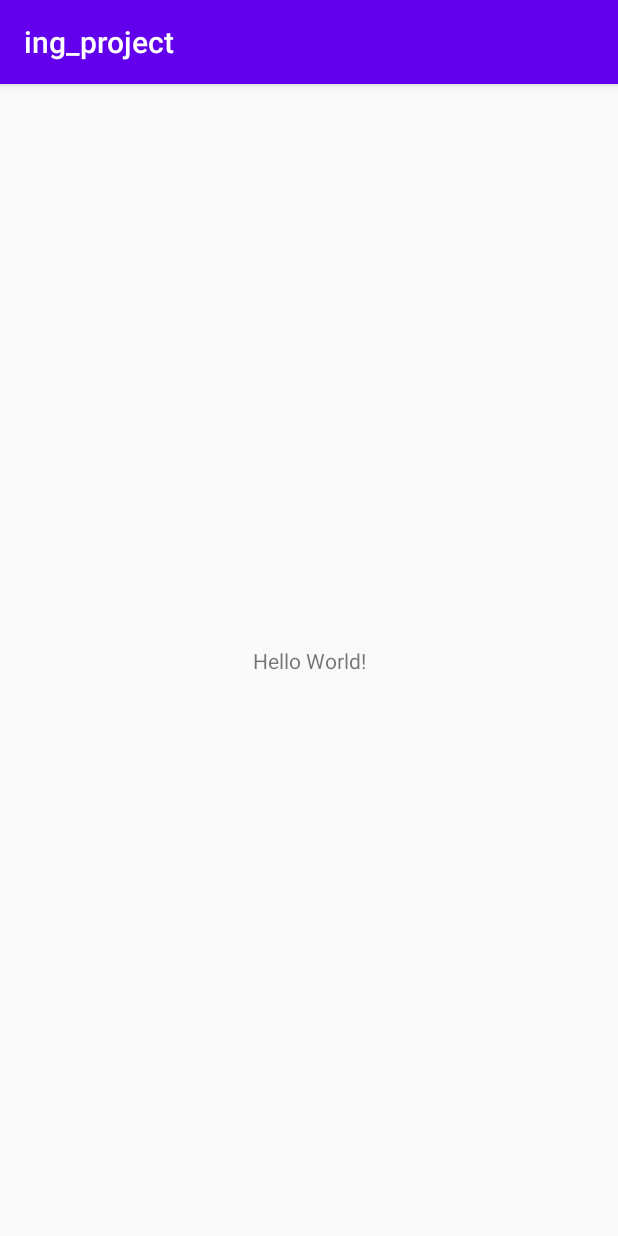
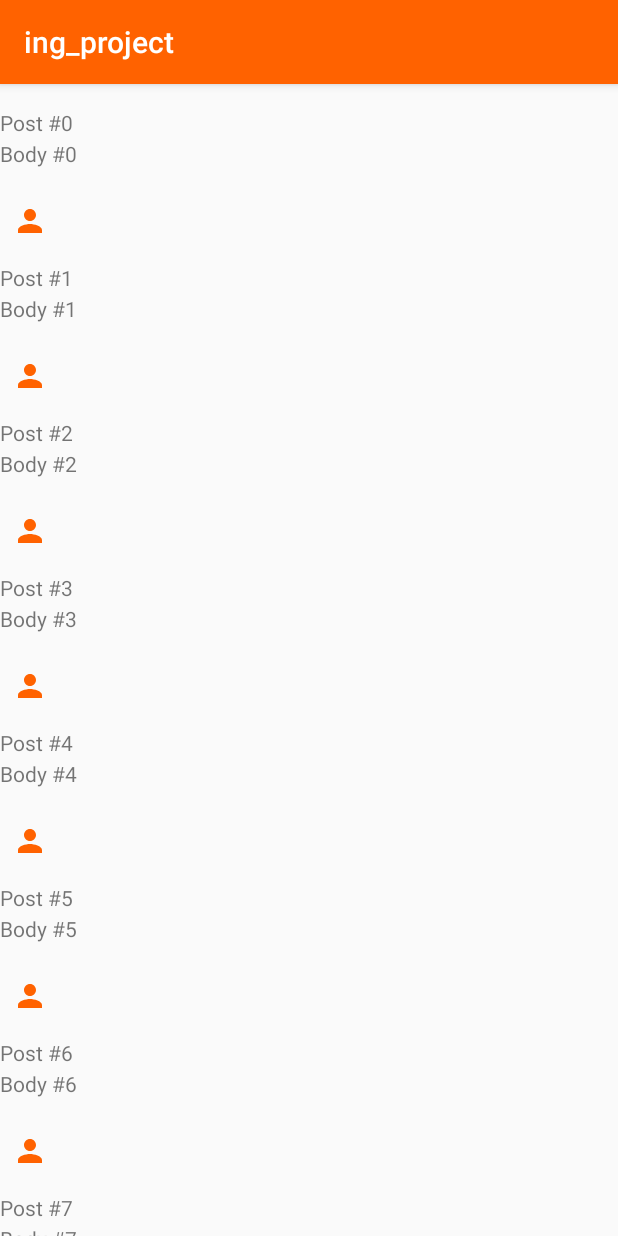
Before and after one commit to LSWarss/ing_project, an Android app: the screen it shows after launch (MainActivity), on a phone screen of 412 x 824 dp. Run offline under Robolectric (Android 15) with nearby library versions, the phone set to English and light mode, and no system bars.

Commit message:
Added recycler view with dummy text post right now Closes #3

```diff
--- a/app/build.gradle
+++ b/app/build.gradle
@@ -34,4 +34,10 @@ dependencies {
     testImplementation 'junit:junit:4.12'
     androidTestImplementation 'androidx.test.ext:junit:1.1.1'
     androidTestImplementation 'androidx.test.espresso:espresso-core:3.2.0'
+
+    implementation 'androidx.recyclerview:recyclerview:1.1.0'
+
+    implementation 'com.squareup.retrofit2:retrofit:2.5.0'
+    implementation 'com.squareup.retrofit2:converter-gson:2.4.0'
+
 }
--- a/app/src/main/java/com/lswarss/ing_project/MainActivity.kt
+++ b/app/src/main/java/com/lswarss/ing_project/MainActivity.kt
@@ -2,11 +2,24 @@ package com.lswarss.ing_project
 
 import androidx.appcompat.app.AppCompatActivity
 import android.os.Bundle
+import androidx.recyclerview.widget.LinearLayoutManager
+import kotlinx.android.synthetic.main.activity_main.*
 
 class MainActivity : AppCompatActivity() {
 
     override fun onCreate(savedInstanceState: Bundle?) {
         super.onCreate(savedInstanceState)
         setContentView(R.layout.activity_main)
+
+        val posts = mutableListOf<Post>()
+        for(i in 0 .. 100){
+            posts.add(Post(i,i,"Post #${i}", "Body #${i}"))
+        }
+
+        recyclerView.apply{
+            layoutManager = LinearLayoutManager(this@MainActivity)
+            adapter = PostsAdapter(posts)
+        }
+
     }
 }
--- /dev/null
+++ b/app/src/main/java/com/lswarss/ing_project/Post.kt
@@ -0,0 +1,8 @@
+package com.lswarss.ing_project
+
+data class Post(
+    val userId : Int,
+    val id : Int,
+    val title : String,
+    val body : String
+    )
--- /dev/null
+++ b/app/src/main/java/com/lswarss/ing_project/PostsAdapter.kt
@@ -0,0 +1,29 @@
+package com.lswarss.ing_project
+
+import android.view.LayoutInflater
+import android.view.View
+import android.view.ViewGroup
+import android.widget.TextView
+import androidx.recyclerview.widget.RecyclerView
+import kotlinx.android.synthetic.main.post_fragment.view.*
+
+class PostsAdapter(private val posts: MutableList<Post>) : RecyclerView.Adapter<PostsAdapter.ViewHolder>() {
+
+    class ViewHolder(itemView: View) : RecyclerView.ViewHolder(itemView){
+            val title: TextView = itemView.post_title
+            val body: TextView= itemView.post_body
+    }
+
+    override fun onCreateViewHolder(parent: ViewGroup, viewType: Int): ViewHolder {
+        val view = LayoutInflater.from(parent.context).inflate(R.layout.post_fragment, parent, false)
+        return ViewHolder(view)
+    }
+
+    override fun getItemCount() = posts.size
+
+    override fun onBindViewHolder(holder: ViewHolder, position: Int) {
+        holder.title.text = posts[position].title
+        holder.body.text = posts[position].body
+    }
+
+}
--- /dev/null
+++ b/app/src/main/res/drawable/user_img.xml
@@ -0,0 +1,5 @@
+<vector android:height="24dp" android:tint="#FF6200"
+    android:viewportHeight="24.0" android:viewportWidth="24.0"
+    android:width="24dp" xmlns:android="http://schemas.android.com/apk/res/android">
+    <path android:fillColor="#FF000000" android:pathData="M12,12c2.21,0 4,-1.79 4,-4s-1.79,-4 -4,-4 -4,1.79 -4,4 1.79,4 4,4zM12,14c-2.67,0 -8,1.34 -8,4v2h16v-2c0,-2.66 -5.33,-4 -8,-4z"/>
+</vector>
--- a/app/src/main/res/layout/activity_main.xml
+++ b/app/src/main/res/layout/activity_main.xml
@@ -6,13 +6,12 @@
     android:layout_height="match_parent"
     tools:context=".MainActivity">
 
-    <TextView
-        android:layout_width="wrap_content"
-        android:layout_height="wrap_content"
-        android:text="Hello World!"
+    <androidx.recyclerview.widget.RecyclerView
+        android:id="@+id/recyclerView"
+        android:layout_width="0dp"
+        android:layout_height="0dp"
         app:layout_constraintBottom_toBottomOf="parent"
-        app:layout_constraintLeft_toLeftOf="parent"
-        app:layout_constraintRight_toRightOf="parent"
+        app:layout_constraintEnd_toEndOf="parent"
+        app:layout_constraintStart_toStartOf="parent"
         app:layout_constraintTop_toTopOf="parent" />
-
 </androidx.constraintlayout.widget.ConstraintLayout>
--- /dev/null
+++ b/app/src/main/res/layout/post_fragment.xml
@@ -0,0 +1,64 @@
+<?xml version="1.0" encoding="utf-8"?>
+<androidx.constraintlayout.widget.ConstraintLayout
+    xmlns:android="http://schemas.android.com/apk/res/android"
+    xmlns:app="http://schemas.android.com/apk/res-auto"
+    xmlns:tools="http://schemas.android.com/tools"
+    android:layout_width="match_parent"
+    android:layout_height="wrap_content">
+
+    <TextView
+        android:id="@+id/post_title"
+        android:layout_width="0dp"
+        android:layout_height="wrap_content"
+        app:layout_constraintBottom_toBottomOf="parent"
+        app:layout_constraintEnd_toEndOf="parent"
+        app:layout_constraintHorizontal_bias="0.0"
+        app:layout_constraintStart_toStartOf="parent"
+        app:layout_constraintTop_toTopOf="parent"
+        app:layout_constraintVertical_bias="0.19"
+        tools:text="Title" />
+
+    <TextView
+        android:id="@+id/post_body"
+        android:layout_width="0dp"
+        android:layout_height="wrap_content"
+        app:layout_constraintBottom_toBottomOf="parent"
+        app:layout_constraintEnd_toEndOf="parent"
+        app:layout_constraintHorizontal_bias="0.0"
+        app:layout_constraintStart_toStartOf="parent"
+        app:layout_constraintTop_toBottomOf="@+id/post_title"
+        app:layout_constraintVertical_bias="0.029"
+        tools:text="body" />
+
+    <TextView
+        android:id="@+id/post_user"
+        android:layout_width="wrap_content"
+        android:layout_height="wrap_content"
+        android:layout_marginStart="40dp"
+        android:layout_marginTop="28dp"
+        app:layout_constraintEnd_toStartOf="@+id/post_commets"
+        app:layout_constraintHorizontal_bias="0.0"
+        app:layout_constraintStart_toStartOf="parent"
+        app:layout_constraintTop_toBottomOf="@+id/post_body"
+        tools:text="user"/>
+
+    <TextView
+        android:id="@+id/post_commets"
+        android:layout_width="wrap_content"
+        android:layout_height="wrap_content"
+        android:layout_marginTop="28dp"
+        android:layout_marginEnd="40dp"
+        app:layout_constraintEnd_toEndOf="parent"
+        app:layout_constraintTop_toBottomOf="@+id/post_body"
+        tools:text="comments"/>
+
+    <ImageView
+        android:id="@+id/userView"
+        android:layout_width="wrap_content"
+        android:layout_height="wrap_content"
+        app:layout_constraintBottom_toBottomOf="parent"
+        app:layout_constraintEnd_toStartOf="@+id/post_user"
+        app:layout_constraintStart_toStartOf="parent"
+        app:srcCompat="@drawable/user_img" />
+
+</androidx.constraintlayout.widget.ConstraintLayout>
--- a/app/src/main/res/values/colors.xml
+++ b/app/src/main/res/values/colors.xml
@@ -1,6 +1,6 @@
 <?xml version="1.0" encoding="utf-8"?>
 <resources>
-    <color name="colorPrimary">#6200EE</color>
-    <color name="colorPrimaryDark">#3700B3</color>
-    <color name="colorAccent">#03DAC5</color>
+    <color name="colorPrimary">#ff6200</color>
+    <color name="colorPrimaryDark">#db5c0d</color>
+    <color name="colorAccent">#ffffff</color>
 </resources>
```
